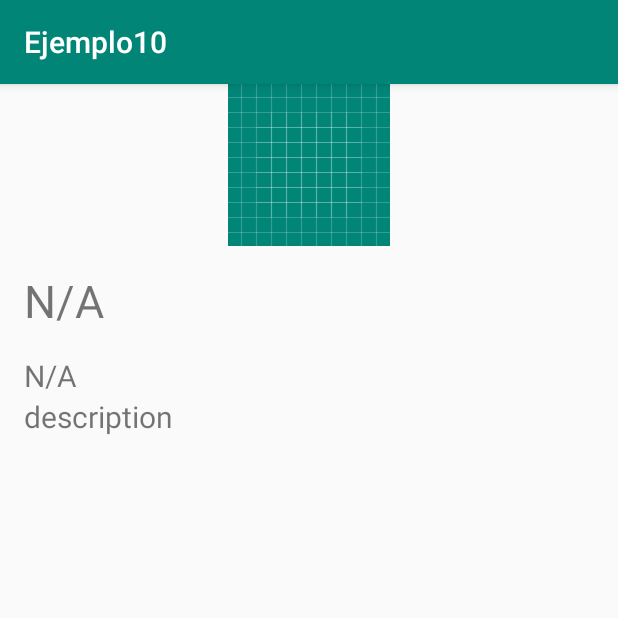
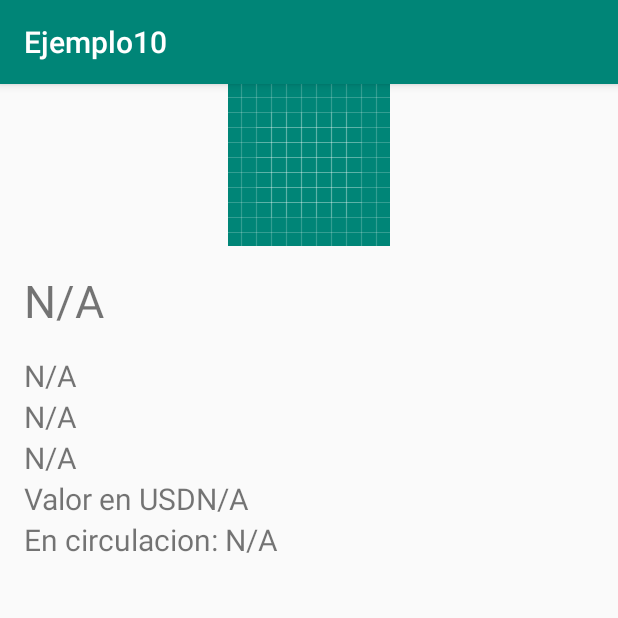
Before and after one commit to Alex7498-SV/Taller-2, an Android app: the fragment CurrencyFragment shown on its own in the app's theme, on a phone screen of 412 x 824 dp, the top half of it. Run offline under Robolectric (Android 15) with nearby library versions, the phone set to English and light mode, and no system bars; pictures from the network do not load.

Commit message:
fragment finished

```diff
--- a/app/src/main/java/com/naldana/ejemplo10/CurrecncyActivity.kt
+++ b/app/src/main/java/com/naldana/ejemplo10/CurrecncyActivity.kt
@@ -46,6 +46,9 @@ class CurrecncyActivity : AppCompatActivity() {
         tv_currency_activity_name.text = currency.name
         tv_currency_activity_country.text = currency.country
         tv_currency_activity_desc.text = currency.review
+        tv_currency_activity_year.text = currency.year
+        tv_currency_activity_valor.text = "valor en USD"+currency.value_us
+        tv_currency_activity_available.text = "en circulacion: "+currency.isAvailable
 
 
     }
--- a/app/src/main/java/com/naldana/ejemplo10/CurrencyFragment.kt
+++ b/app/src/main/java/com/naldana/ejemplo10/CurrencyFragment.kt
@@ -33,6 +33,10 @@ class CurrencyFragment: Fragment() {
     fun bindData(view: View){
         view.tv_frag_activity_name.text = currency.name
         view.tv_frag_activity_country.text = currency.country
+        view.tv_frag_activity_desc.text = currency.review
+        view.tv_currency_frag_activity_year.text = currency.year
+        view.tv_currency_frag_activity_valor.text = "Valor en USD"+currency.value_us
+        view.tv_currency_frag_activity_available.text = "En circulacion: "+currency.isAvailable
         Glide.with(view).load(currency.img)
             .placeholder(R.drawable.ic_launcher_background)
             .into(view.iv_currency_frag)
--- a/app/src/main/res/layout/activity_currecncy.xml
+++ b/app/src/main/res/layout/activity_currecncy.xml
@@ -13,4 +13,7 @@
         <TextView android:padding="@dimen/activity_vertical_margin" android:text="MONEDA" android:textSize="@dimen/big_size" android:id="@+id/tv_currency_activity_name" android:layout_width="match_parent" android:layout_height="wrap_content"/>
         <TextView android:layout_marginLeft="@dimen/activity_horizontal_margin" android:textSize="20sp" android:text="country" android:id="@+id/tv_currency_activity_country" android:layout_width="match_parent" android:layout_height="wrap_content"/>
         <TextView android:text="description" android:layout_marginLeft="@dimen/activity_horizontal_margin" android:textSize="20sp" android:id="@+id/tv_currency_activity_desc" android:layout_width="wrap_content" android:layout_height="wrap_content"/>
+        <TextView android:text="año" android:layout_marginLeft="@dimen/activity_horizontal_margin" android:textSize="20sp" android:id="@+id/tv_currency_activity_year" android:layout_width="wrap_content" android:layout_height="wrap_content"/>
+    <TextView android:text="valor" android:layout_marginLeft="@dimen/activity_horizontal_margin" android:textSize="20sp" android:id="@+id/tv_currency_activity_valor" android:layout_width="wrap_content" android:layout_height="wrap_content"/>
+    <TextView android:text="is" android:layout_marginLeft="@dimen/activity_horizontal_margin" android:textSize="20sp" android:id="@+id/tv_currency_activity_available" android:layout_width="wrap_content" android:layout_height="wrap_content"/>
 </LinearLayout>
--- a/app/src/main/res/layout/fragment_currency.xml
+++ b/app/src/main/res/layout/fragment_currency.xml
@@ -1,4 +1,7 @@
 <?xml version="1.0" encoding="utf-8"?>
+<ScrollView
+        android:layout_height="match_parent"
+        android:layout_width="match_parent" xmlns:android="http://schemas.android.com/apk/res/android">
     <LinearLayout
             xmlns:android="http://schemas.android.com/apk/res/android"
             android:orientation="vertical"
@@ -11,4 +14,8 @@
         <TextView android:padding="@dimen/activity_vertical_margin" android:text="MONEDA" android:textSize="@dimen/big_size" android:id="@+id/tv_frag_activity_name" android:layout_width="match_parent" android:layout_height="wrap_content"/>
         <TextView android:layout_marginLeft="@dimen/activity_horizontal_margin" android:textSize="20sp" android:text="country" android:id="@+id/tv_frag_activity_country" android:layout_width="match_parent" android:layout_height="wrap_content"/>
         <TextView android:text="description" android:layout_marginLeft="@dimen/activity_horizontal_margin" android:textSize="20sp" android:id="@+id/tv_frag_activity_desc" android:layout_width="wrap_content" android:layout_height="wrap_content"/>
+        <TextView android:text="año" android:layout_marginLeft="@dimen/activity_horizontal_margin" android:textSize="20sp" android:id="@+id/tv_currency_frag_activity_year" android:layout_width="wrap_content" android:layout_height="wrap_content"/>
+        <TextView android:text="valor" android:layout_marginLeft="@dimen/activity_horizontal_margin" android:textSize="20sp" android:id="@+id/tv_currency_frag_activity_valor" android:layout_width="wrap_content" android:layout_height="wrap_content"/>
+        <TextView android:text="is" android:layout_marginLeft="@dimen/activity_horizontal_margin" android:textSize="20sp" android:id="@+id/tv_currency_frag_activity_available" android:layout_width="wrap_content" android:layout_height="wrap_content"/>
     </LinearLayout>
+</ScrollView>
```
Also changed, not shown: app/src/main/java/com/naldana/ejemplo10/MainActivity.kt (+4 -14 lines). Lines whose indentation alone changed are shown as unchanged.
